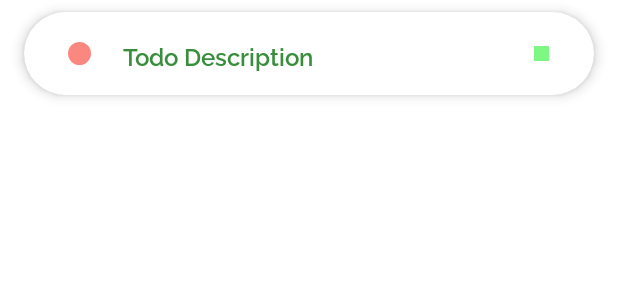
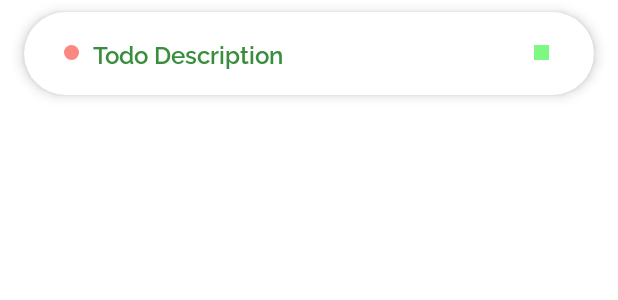
Before and after one commit to akshaykumar04/todo-app, an Android app: the layout item_todo_list.xml on its own in the app's theme, with its tools: preview values and no code run, on a phone screen of 412 x 824 dp. Shown: the top 300 px of the screen. Run offline under Robolectric (Android 15) with nearby library versions, the phone set to English and light mode, and no system bars.

Commit message:
Action Bar

```diff
--- a/app/src/main/res/layout/activity_add_or_edit_task.xml
+++ b/app/src/main/res/layout/activity_add_or_edit_task.xml
@@ -5,16 +5,18 @@
 
    <androidx.constraintlayout.widget.ConstraintLayout
        android:layout_width="match_parent"
-        android:layout_height="match_parent"
-        android:padding="16dp"
-        >
-
+       android:layout_height="match_parent">
        <include
            layout="@layout/act_bar"
            app:layout_constraintEnd_toEndOf="parent"
            app:layout_constraintStart_toStartOf="parent"
            tools:layout_editor_absoluteY="-13dp" />
 
+       <androidx.constraintlayout.widget.ConstraintLayout
+           android:layout_width="match_parent"
+           android:layout_height="match_parent"
+           android:padding="16dp"
+           >
            <TextView
                android:id="@+id/tv_categories"
                style="@style/AddEditTaskRadioButtonLabels"
@@ -260,4 +262,5 @@
                app:layout_constraintVertical_bias="0.606" />
 
        </androidx.constraintlayout.widget.ConstraintLayout>
+   </androidx.constraintlayout.widget.ConstraintLayout>
 </layout>
--- a/app/src/main/res/layout/item_todo_list.xml
+++ b/app/src/main/res/layout/item_todo_list.xml
@@ -54,16 +54,17 @@
                 android:background="@drawable/check_per_item"
                 app:layout_constraintBottom_toBottomOf="parent"
                 app:layout_constraintEnd_toEndOf="parent"
-                app:layout_constraintHorizontal_bias="0.444"
+                app:layout_constraintHorizontal_bias="0.597"
                 app:layout_constraintStart_toEndOf="@+id/tv_todo_desc"
-                app:layout_constraintTop_toTopOf="parent" />
+                app:layout_constraintTop_toTopOf="parent"
+                app:layout_constraintVertical_bias="0.488" />
 
             <TextView
                 android:id="@+id/tv_todo_desc"
                 android:layout_width="250dp"
                 android:layout_height="22dp"
-                android:layout_marginEnd="64dp"
-                android:layout_marginRight="64dp"
+                android:layout_marginEnd="84dp"
+                android:layout_marginRight="84dp"
                 android:ellipsize="end"
                 android:fontFamily="@font/raleway_semibold"
                 android:maxLines="1"
@@ -74,20 +75,21 @@
                 app:layout_constraintBottom_toBottomOf="parent"
                 app:layout_constraintEnd_toStartOf="@+id/cb_todo_description"
                 app:layout_constraintTop_toTopOf="parent"
-                app:layout_constraintVertical_bias="0.515" />
+                app:layout_constraintVertical_bias="0.484" />
 
             <TextView
                 android:id="@+id/circle_per_item"
-                android:layout_width="15dp"
-                android:layout_height="15dp"
-                android:layout_marginStart="16dp"
-                android:layout_marginLeft="16dp"
+                android:layout_width="10dp"
+                android:layout_height="10dp"
+                android:layout_marginStart="8dp"
+                android:layout_marginLeft="8dp"
                 android:background="@drawable/circle_per_item"
                 app:layout_constraintBottom_toBottomOf="parent"
                 app:layout_constraintEnd_toStartOf="@+id/tv_todo_desc"
-                app:layout_constraintHorizontal_bias="0.377"
+                app:layout_constraintHorizontal_bias="0.666"
                 app:layout_constraintStart_toStartOf="parent"
-                app:layout_constraintTop_toTopOf="parent" />
+                app:layout_constraintTop_toTopOf="parent"
+                app:layout_constraintVertical_bias="0.488" />
 
 
         </androidx.constraintlayout.widget.ConstraintLayout>
```
Lines whose indentation alone changed are shown as unchanged.
